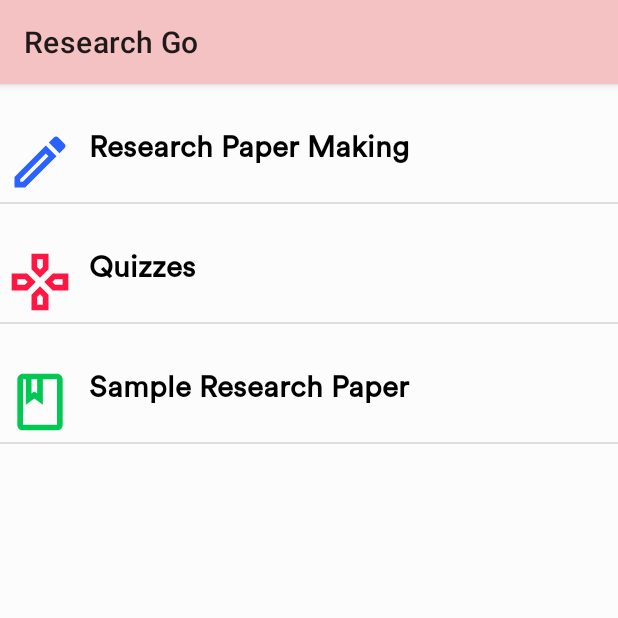
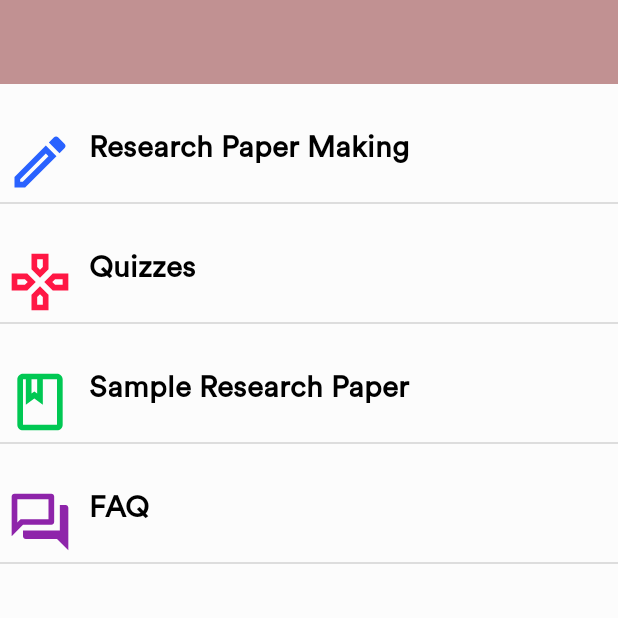
Before and after one commit to stanlo-icnhs/ResearchGo, an Android app: the screen it shows after launch (MainActivity), on a phone screen of 412 x 824 dp, the top half of it. Run offline under Robolectric (Android 15) with nearby library versions, the phone set to English and light mode, and no system bars.

Commit message:
Added Purple Color

```diff
--- a/app/src/main/java/com/stanlo/researchgo/MainActivity.java
+++ b/app/src/main/java/com/stanlo/researchgo/MainActivity.java
@@ -23,13 +23,13 @@ public class MainActivity extends AppCompatActivity {
 
     String[] maintitle ={
             "Research Paper Making","Quizzes",
-            "Sample Research Paper",
+            "Sample Research Paper","FAQ",
     };
 
 
     Integer[] imgid={
             R.drawable.ic_research_paper,R.drawable.ic_gamepad,
-            R.drawable.ic_sample_paper,
+            R.drawable.ic_sample_paper,R.drawable.faq,
     };
 
 
@@ -42,6 +42,7 @@ public class MainActivity extends AppCompatActivity {
         //welcome snackbar
         Snackbar snackbar = Snackbar.make(findViewById(android.R.id.content), "Hello There User!!!", Snackbar.LENGTH_LONG);
         snackbar.show();
+        getSupportActionBar().hide();
 
 
         //contents
--- /dev/null
+++ b/app/src/main/res/drawable/faq.xml
@@ -0,0 +1,9 @@
+<vector xmlns:android="http://schemas.android.com/apk/res/android"
+    android:width="24dp"
+    android:height="24dp"
+    android:viewportWidth="24"
+    android:viewportHeight="24">
+  <path
+      android:fillColor="#8e24aa"
+      android:pathData="M15,4v7L5.17,11l-0.59,0.59 -0.58,0.58L4,4h11m1,-2L3,2c-0.55,0 -1,0.45 -1,1v14l4,-4h10c0.55,0 1,-0.45 1,-1L17,3c0,-0.55 -0.45,-1 -1,-1zM21,6h-2v9L6,15v2c0,0.55 0.45,1 1,1h11l4,4L22,7c0,-0.55 -0.45,-1 -1,-1z"/>
+</vector>
--- a/app/src/main/res/values/colors.xml
+++ b/app/src/main/res/values/colors.xml
@@ -16,6 +16,9 @@
     <!-- Yellow -->
     <color name="yellow_fg">#FFD600</color>
     <color name="yellow_bg">#30FFEB3B</color>
+    <!-- Purple -->
+    <color name="purple_fg">#8e24aa</color>
+    <color name="purple_bg">#ba68c8</color>
 
     <!--Text color Light Mode -->
     <color name="lightgrey">#4DFFFFFF</color>
```
